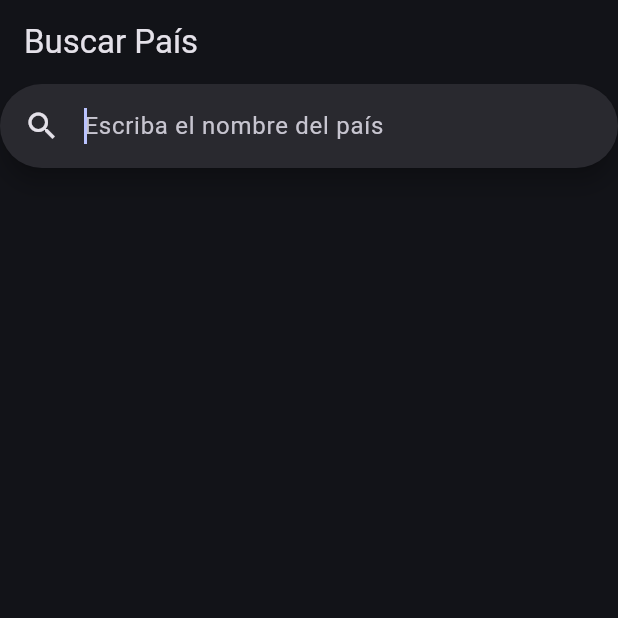
After one commit to Danthology96/challenge-country-app, a Flutter app: the SearchScreen screen opened by its route, after a tap on "Escriba el nombre del país", on a phone screen of 412 x 824 dp, the top half of it. The commit adds this screen. Run offline on Flutter 3.47's test engine with Material 2 defaults, Android fonts, the phone set to English and light mode, and no system bars; our stand-ins replace dio, go_router; network calls fail.

Commit message:
Search bar implemented
- Added the search bar screen where the user can search a country.
- Added enum region to the all countries due to future filters.

```diff
--- a/country_app/lib/domain/entities/country.dart
+++ b/country_app/lib/domain/entities/country.dart
@@ -1,3 +1,4 @@
+import 'package:country_app/helpers/enums.dart';
 import 'package:country_app/infrastructure/models/restcountries/restcountires_common_classes.dart';
 
 class Country {
@@ -9,7 +10,7 @@ class Country {
   /// optional attributes
   final String? capital;
   final String? abreviation;
-  final String? region;
+  final Region? region;
   final int? population;
   final Map<String, dynamic>? languages;
   final Map<String, Currency>? currencies;
--- a/country_app/lib/infrastructure/datasources/restcountries_datasource_impl.dart
+++ b/country_app/lib/infrastructure/datasources/restcountries_datasource_impl.dart
@@ -16,13 +16,13 @@ class RestCountriesDataSourceImpl extends CountriesDataSource {
   @override
   Future<List<Country>> getAllCountries() async {
     /// To avoid bring all the data, we only need this fields to the main list
-    final response =
-        await dio.get("/all", queryParameters: {"fields": "flags,name,cca3"});
+    final response = await dio
+        .get("/all", queryParameters: {"fields": "flags,name,cca3,region"});
 
     final List<Country> countries = [];
     final countriesResponse = response.data;
 
-    /// Needs to map to a country, first will go through a cape
+    /// Needs to map to a country, first will go through a mapper
     for (var country in countriesResponse) {
       countries.add(CountryMapper.restCountriesAllCountriesToEntity(
           RestCountriesAllResponse.fromMap(country)));
--- a/country_app/lib/infrastructure/mappers/country_mapper.dart
+++ b/country_app/lib/infrastructure/mappers/country_mapper.dart
@@ -30,5 +30,6 @@ class CountryMapper {
         code: restCountries.cca3,
         commonName: restCountries.name.common,
         officialName: restCountries.name.official,
+        region: restCountries.region,
       );
 }
--- a/country_app/lib/infrastructure/models/restcountries/restcountries_all_response.dart
+++ b/country_app/lib/infrastructure/models/restcountries/restcountries_all_response.dart
@@ -1,5 +1,6 @@
 import 'dart:convert';
 
+import 'package:country_app/helpers/enums.dart';
 import 'package:country_app/infrastructure/models/restcountries/restcountires_common_classes.dart';
 
 /// Mapped class for the response of the restcountries with specific flags
@@ -7,11 +8,13 @@ class RestCountriesAllResponse {
   final Flags flags;
   final Name name;
   final String cca3;
+  final Region? region;
 
   RestCountriesAllResponse({
     required this.flags,
     required this.name,
     required this.cca3,
+    required this.region,
   });
 
   factory RestCountriesAllResponse.fromJson(String str) =>
@@ -21,14 +24,15 @@ class RestCountriesAllResponse {
 
   factory RestCountriesAllResponse.fromMap(Map<String, dynamic> json) =>
       RestCountriesAllResponse(
-        flags: Flags.fromMap(json["flags"]),
-        name: Name.fromMap(json["name"]),
-        cca3: json["cca3"],
-      );
+          flags: Flags.fromMap(json["flags"]),
+          name: Name.fromMap(json["name"]),
+          cca3: json["cca3"],
+          region: setEnumRegion(json["region"]));
 
   Map<String, dynamic> toMap() => {
         "flags": flags.toMap(),
         "name": name.toMap(),
         "cca3": cca3,
+        "region": region?.value ?? ''
       };
 }
--- a/country_app/lib/infrastructure/models/restcountries/restcountries_country_response.dart
+++ b/country_app/lib/infrastructure/models/restcountries/restcountries_country_response.dart
@@ -1,5 +1,6 @@
 import 'dart:convert';
 
+import 'package:country_app/helpers/enums.dart';
 import 'package:country_app/infrastructure/models/restcountries/restcountires_common_classes.dart';
 
 /// Mapped class for the response of the restcountries country
@@ -8,7 +9,7 @@ class RestCountriesCountryResponse {
   final String cca3;
   final Map<String, Currency> currencies;
   final List<String> capital;
-  final String region;
+  final Region? region;
   final String subregion;
   final Map<String, dynamic> languages;
   final List<String> borders;
@@ -46,7 +47,7 @@ class RestCountriesCountryResponse {
         currencies: Map.from(json["currencies"])
             .map((k, v) => MapEntry<String, Currency>(k, Currency.fromMap(v))),
         capital: List<String>.from(json["capital"].map((x) => x)),
-        region: json["region"],
+        region: setEnumRegion(json["region"]),
         subregion: json["subregion"],
         languages: json["languages"],
         borders: List<String>.from(json["borders"].map((x) => x)),
@@ -63,7 +64,7 @@ class RestCountriesCountryResponse {
         "currencies": Map.from(currencies)
             .map((k, v) => MapEntry<String, dynamic>(k, v.toMap())),
         "capital": List<dynamic>.from(capital.map((x) => x)),
-        "region": region,
+        "region": region?.value ?? '',
         "subregion": subregion,
         "languages": languages,
         "borders": List<dynamic>.from(borders.map((x) => x)),
--- a/country_app/lib/presentation/screens/countries/detailed_country_screen.dart
+++ b/country_app/lib/presentation/screens/countries/detailed_country_screen.dart
@@ -30,7 +30,7 @@ class DetailedCountryScreen extends StatelessWidget {
                     SliverAppBar(
                       titleTextStyle:
                           Theme.of(context).textTheme.headlineMedium,
-                      expandedHeight: 150,
+                      expandedHeight: 200,
                       centerTitle: true,
                       title: Text(
                         country.commonName,
--- /dev/null
+++ b/country_app/lib/presentation/screens/countries/search_screen.dart
@@ -0,0 +1,73 @@
+import 'package:country_app/presentation/widgets/countries/country_list_tile_widget.dart';
+import 'package:flutter/material.dart';
+import 'package:provider/provider.dart';
+
+import 'package:country_app/domain/entities/country.dart';
+import 'package:country_app/presentation/providers/countries/countries_provider.dart';
+
+/// Screen where the user can search for a country
+class SearchScreen extends StatefulWidget {
+  static const name = 'search-screen';
+  const SearchScreen({super.key});
+
+  @override
+  State<SearchScreen> createState() => _SearchScreenState();
+}
+
+class _SearchScreenState extends State<SearchScreen> {
+  List<Country> searchedCountries = [];
+  final controller = TextEditingController();
+  late final CountriesProvider countryProvider;
+
+  @override
+  void initState() {
+    /// Instanciating the provider
+    countryProvider = Provider.of<CountriesProvider>(context, listen: false);
+
+    super.initState();
+  }
+
+  @override
+  Widget build(BuildContext context) {
+    return Scaffold(
+      appBar: AppBar(
+        title: const Text("Buscar País"),
+      ),
+      body: Column(
+        children: [
+          /// Search widget
+          SearchBar(
+            controller: controller,
+            hintText: "Escriba el nombre del país",
+            padding: const MaterialStatePropertyAll<EdgeInsets>(
+                EdgeInsets.symmetric(horizontal: 16.0)),
+            onChanged: (_) {
+              setState(() {
+                searchedCountries = [];
+                searchedCountries =
+                    countryProvider.searchCountry(controller.text);
+              });
+            },
+            leading: const Icon(Icons.search),
+          ),
+
+          /// Condition if the suggestions is empty wouldn't show any country
+          searchedCountries.isEmpty
+              ? const SizedBox()
+              : Expanded(
+                  child: ListView.separated(
+                    itemCount: searchedCountries.length,
+                    separatorBuilder: (context, index) =>
+                        const Divider(height: 2),
+                    itemBuilder: (context, index) {
+                      /// Builds the country tile widget based on the suggestions
+                      return CountryListTileWidget(
+                          country: searchedCountries[index]);
+                    },
+                  ),
+                ),
+        ],
+      ),
+    );
+  }
+}
--- a/country_app/lib/routes/app_router.dart
+++ b/country_app/lib/routes/app_router.dart
@@ -1,3 +1,4 @@
+import 'package:country_app/presentation/screens/countries/search_screen.dart';
 import 'package:country_app/presentation/screens/screens.dart';
 import 'package:go_router/go_router.dart';
 
@@ -12,6 +13,11 @@ final appRouter = GoRouter(
       builder: (context, state) => const HomeScreen(),
     ),
     GoRoute(
+      path: '/search',
+      name: SearchScreen.name,
+      builder: (context, state) => const SearchScreen(),
+    ),
+    GoRoute(
       path: '/country-detail/:countryName',
       name: DetailedCountryScreen.name,
       builder: (context, state) {
```
Also changed, not shown: country_app/lib/helpers/enums.dart (+27 -20 lines), country_app/lib/presentation/providers/countries/countries_provider.dart (+21 -0 lines), country_app/lib/presentation/screens/home_screen.dart (+16 -21 lines), country_app/lib/presentation/widgets/countries/country_content_widget.dart (+19 -4 lines), country_app/lib/presentation/widgets/countries/country_list_tile_widget.dart (added, +35 -0 lines).
